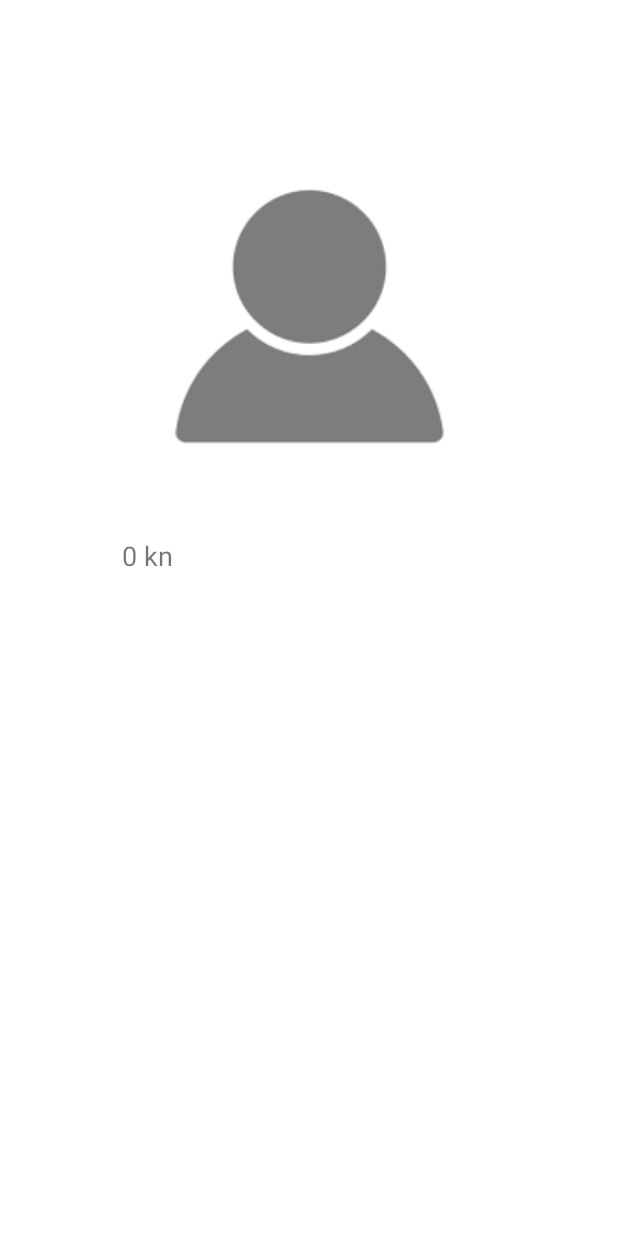
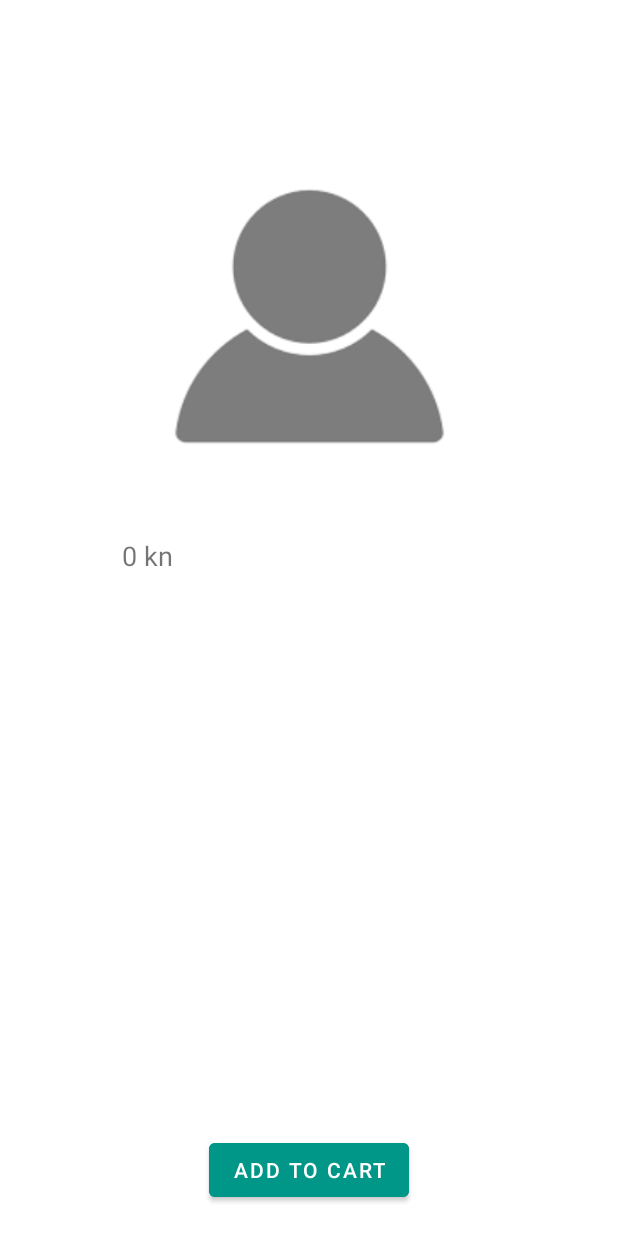
Before and after one commit to luluket/shop, an Android app: the ProductActivity screen opened directly, with no data from a screen before it, on a phone screen of 412 x 824 dp. Run offline under Robolectric (Android 15) with nearby library versions, the phone set to English and light mode, and no system bars; our stand-ins replace Firebase (no records; nobody signed in at launch, a user with empty details on screens opened directly), Picasso.

Commit message:
Adding products to Cart

```diff
--- a/app/src/main/java/com/luka/shop/HomeActivity.java
+++ b/app/src/main/java/com/luka/shop/HomeActivity.java
@@ -113,7 +113,7 @@ public class HomeActivity extends AppCompatActivity implements View.OnClickListe
                 @Override
                 protected void onBindViewHolder(@NonNull ProductHolder holder, int position, @NonNull Product model) {
                     holder.name.setText(model.getName());
-                    holder.price.setText(String.valueOf(model.getPrice())+" kn");
+                    holder.price.setText(model.getPrice() +" kn");
                     StorageReference productImageRef = mStorageRef.child("products/" + model.getId() +".jpg");
                     productImageRef.getDownloadUrl().addOnSuccessListener(new OnSuccessListener<Uri>() {
                         @Override
@@ -129,6 +129,7 @@ public class HomeActivity extends AppCompatActivity implements View.OnClickListe
                             intent.putExtra("price", model.getPrice());
                             intent.putExtra("description", model.getDescription());
                             intent.putExtra("path","products/"+ model.getId() +".jpg");
+                            intent.putExtra("id",String.valueOf(model.getId()));
                             startActivity(intent);
                         }
                     });
--- a/app/src/main/java/com/luka/shop/ProductActivity.java
+++ b/app/src/main/java/com/luka/shop/ProductActivity.java
@@ -2,22 +2,38 @@ package com.luka.shop;
 
 import android.net.Uri;
 import android.os.Bundle;
+import android.view.View;
+import android.widget.Button;
 import android.widget.ImageView;
 import android.widget.TextView;
+import android.widget.Toast;
 
+import androidx.annotation.NonNull;
 import androidx.annotation.Nullable;
 import androidx.appcompat.app.AppCompatActivity;
 
+import com.google.android.gms.tasks.OnCompleteListener;
 import com.google.android.gms.tasks.OnSuccessListener;
+import com.google.android.gms.tasks.Task;
+import com.google.firebase.firestore.DocumentReference;
+import com.google.firebase.firestore.DocumentSnapshot;
+import com.google.firebase.firestore.FirebaseFirestore;
 import com.google.firebase.storage.FirebaseStorage;
 import com.google.firebase.storage.StorageReference;
+import com.luka.shop.model.Product;
 import com.squareup.picasso.Picasso;
+
+import java.util.HashMap;
+import java.util.Map;
 
 public class ProductActivity extends AppCompatActivity {
     TextView price, name,description;
     ImageView image;
     StorageReference mStorageRef;
-    StorageReference productImageRef;
+    Button addToCart;
+    String productId;
+    int cost;
+    FirebaseFirestore db;
 
     @Override
     protected void onCreate(@Nullable Bundle savedInstanceState) {
@@ -28,18 +44,61 @@ public class ProductActivity extends AppCompatActivity {
         name=findViewById(R.id.name);
         price=findViewById(R.id.price);
         description=findViewById(R.id.description);
+        productId=getIntent().getStringExtra("id");
+        cost=getIntent().getIntExtra("price",0);
 
         name.setText(getIntent().getStringExtra("name"));
-        price.setText(String.valueOf(getIntent().getIntExtra("price",0)) + " kn");
+        price.setText(cost + " kn");
         description.setText(getIntent().getStringExtra("description"));
 
         mStorageRef = FirebaseStorage.getInstance().getReference();
-        productImageRef = mStorageRef.child(getIntent().getStringExtra("path"));
+        StorageReference productImageRef = mStorageRef.child(productId);
         productImageRef.getDownloadUrl().addOnSuccessListener(new OnSuccessListener<Uri>() {
             @Override
             public void onSuccess(Uri uri) {
                 Picasso.get().load(uri).into(image);
             }
         });
+
+        db=FirebaseFirestore.getInstance();
+        addToCart=findViewById(R.id.addtoCart);
+
+        DocumentReference mRef = db.collection("cart").document(productId); // where to push data
+        // check if product exists in cart and update button if true, if it doesnt exist in cart, allow clicking on button and adding to cart
+        mRef.get().addOnCompleteListener(new OnCompleteListener<DocumentSnapshot>() {
+            @Override
+            public void onComplete(@NonNull Task<DocumentSnapshot> task) {
+                DocumentSnapshot document=task.getResult();
+                if(task.isSuccessful()){
+                    if(document.exists()){
+                        addToCart.setText("In cart");
+                    }
+                    else{
+                        addToCart.setOnClickListener(new View.OnClickListener() {
+                            @Override
+                            public void onClick(View v) {
+                                // get the reference and check if document already exist, if it doesnt, add to cart
+                                mRef.get().addOnCompleteListener(new OnCompleteListener<DocumentSnapshot>() {
+                                    @Override
+                                    public void onComplete(@NonNull Task<DocumentSnapshot> task) {
+                                        Map<String,Object> product = new HashMap<>();
+                                        product.put("id",Integer.parseInt(productId));
+                                        product.put("name",name.getText());
+                                        product.put("price",cost);
+                                        product.put("description",description.getText());
+                                        mRef.set(product).addOnSuccessListener(new OnSuccessListener<Void>() {
+                                            @Override
+                                            public void onSuccess(Void aVoid) {
+                                                Toast.makeText(ProductActivity.this, name.getText() + " added to cart", Toast.LENGTH_SHORT).show();
+                                            }
+                                        });
+                                    }
+                                });
+                            }
+                        });
+                    }
+                }
+            }
+        });
     }
 }
--- a/app/src/main/res/layout/product_details.xml
+++ b/app/src/main/res/layout/product_details.xml
@@ -50,4 +50,16 @@
         app:layout_constraintStart_toStartOf="parent"
         app:layout_constraintTop_toBottomOf="@+id/img" />
 
+    <Button
+        android:id="@+id/addtoCart"
+        android:layout_width="wrap_content"
+        android:layout_height="wrap_content"
+        android:layout_marginBottom="20dp"
+        android:backgroundTint="#009688"
+        android:text="Add to Cart"
+        android:textColor="#FFFFFF"
+        app:layout_constraintBottom_toBottomOf="parent"
+        app:layout_constraintEnd_toEndOf="parent"
+        app:layout_constraintStart_toStartOf="parent" />
+
 </androidx.constraintlayout.widget.ConstraintLayout>
```
